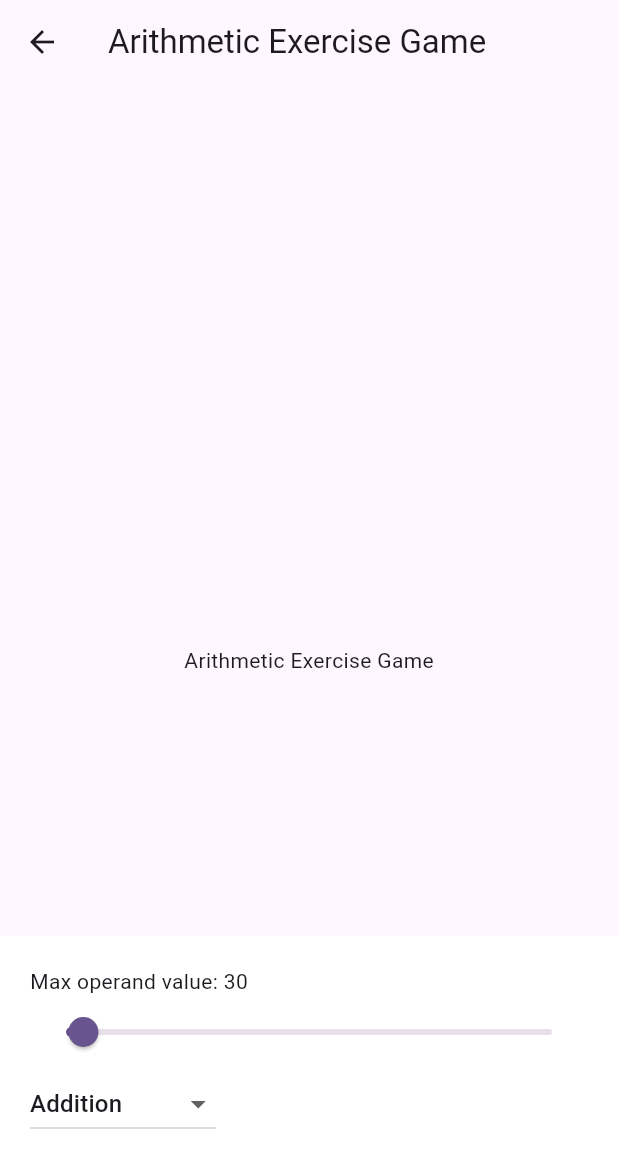
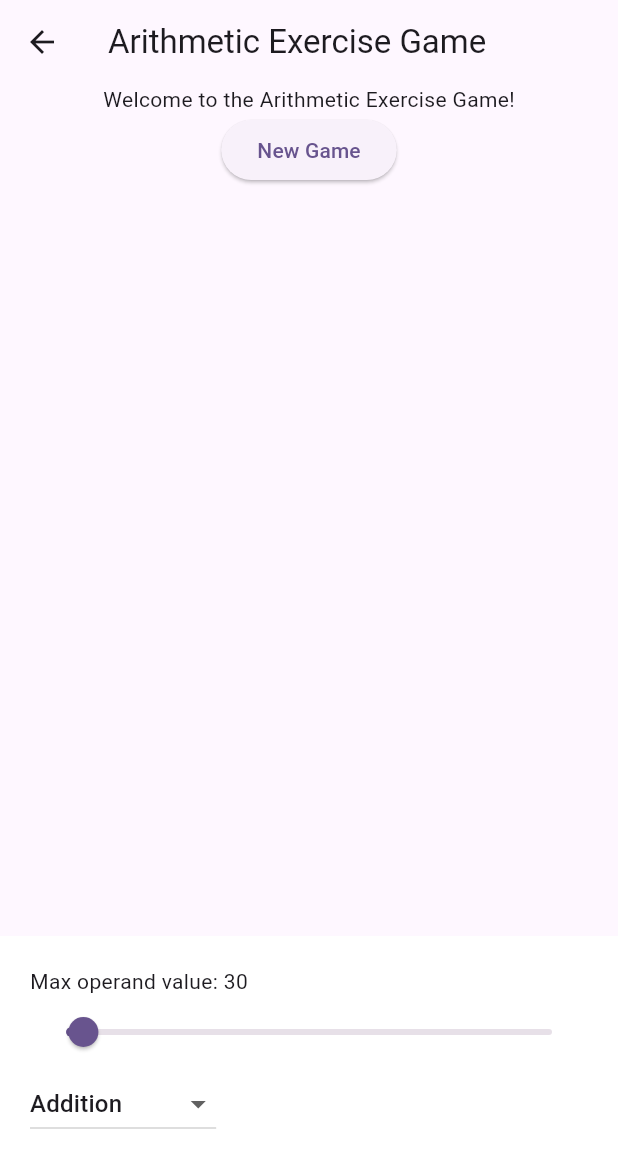
Before and after one commit to igorbasko01/flutter-arithmetic-expression-generator, a Flutter app: the ArithmeticExerciseGamePage screen opened directly, on a phone screen of 412 x 824 dp. Shown: the top 1168 px of the screen. Run offline on Flutter 3.47's test engine with Material 3 defaults, Android fonts, the phone set to English and light mode, and no system bars; our stand-ins replace flutter_bloc.

Commit message:
generate new exercise and allow answering, see #16 for details

```diff
--- a/lib/screens/home/arithmetic_exercise_game.dart
+++ b/lib/screens/home/arithmetic_exercise_game.dart
@@ -1,5 +1,10 @@
+import 'package:arithmetic_expressions_generator/bloc/arithmetic_bloc.dart';
+import 'package:arithmetic_expressions_generator/bloc/arithmetic_event.dart';
+import 'package:arithmetic_expressions_generator/bloc/arithmetic_state.dart';
 import 'package:arithmetic_expressions_generator/models/arithmetic_operation.dart';
 import 'package:flutter/material.dart';
+import 'package:flutter/services.dart';
+import 'package:flutter_bloc/flutter_bloc.dart';
 
 class ArithmeticExerciseGamePage extends StatefulWidget {
   const ArithmeticExerciseGamePage({Key? key}) : super(key: key);
@@ -13,6 +18,7 @@ class _ArithmeticExerciseGamePageState
     extends State<ArithmeticExerciseGamePage> {
   int _maxOperandValue = 30;
   ArithmeticOperation _selectedOperation = ArithmeticOperation.addition;
+  int _answer = 0;
 
   @override
   Widget build(BuildContext context) {
@@ -20,8 +26,16 @@ class _ArithmeticExerciseGamePageState
       appBar: AppBar(
         title: const Text('Arithmetic Exercise Game'),
       ),
-      body: const Center(
-        child: Text('Arithmetic Exercise Game'),
+      body: BlocBuilder<ArithmeticBloc, ArithmeticState>(
+        builder: (blocContext, state) {
+          if (state is InitialArithmeticState) {
+            return _newGameButton(blocContext);
+          } else if (state is NewExerciseArithmeticState) {
+            return _exerciseDisplay(blocContext, state);
+          } else {
+            return const Center(child: Text('Something went wrong.'));
+          }
+        },
       ),
       bottomSheet: _settings(),
     );
@@ -67,4 +81,52 @@ class _ArithmeticExerciseGamePageState
                   ]));
         });
   }
+
+  Widget _newGameButton(BuildContext blocContext) {
+    return Center(
+        child: Column(children: [
+      const Text('Welcome to the Arithmetic Exercise Game!'),
+      ElevatedButton(
+          key: const Key('newGameButton'),
+          onPressed: () {
+            blocContext.read<ArithmeticBloc>().add(
+                GenerateNewExerciseArithmeticEvent(_selectedOperation,
+                    maxOperandValue: _maxOperandValue));
+          },
+          child: const Text('New Game'))
+    ]));
+  }
+
+  Widget _exerciseDisplay(
+      BuildContext blocContext, NewExerciseArithmeticState state) {
+    return Center(
+        child: Column(
+            children: [
+              Text(state.exercises.first.asArithmeticString()),
+              Row(children: [
+                Expanded(
+                  child: TextField(
+                    decoration: const InputDecoration(labelText: 'Enter a number'),
+                    keyboardType: TextInputType.number,
+                    inputFormatters: <TextInputFormatter>[
+                      FilteringTextInputFormatter.digitsOnly
+                    ],
+                    onChanged: (String value) {
+                      setState(() {
+                        _answer = int.tryParse(value) ?? 0;
+                      });
+                    },
+                  )
+                ),
+                ElevatedButton(
+                  onPressed: () {
+                    blocContext.read<ArithmeticBloc>().add(
+                      CheckAnswerArithmeticEvent(state.exercises.first, _answer)
+                    );
+                  },
+                  child: const Text('Answer')
+                )
+              ])
+            ]));
+  }
 }
```
